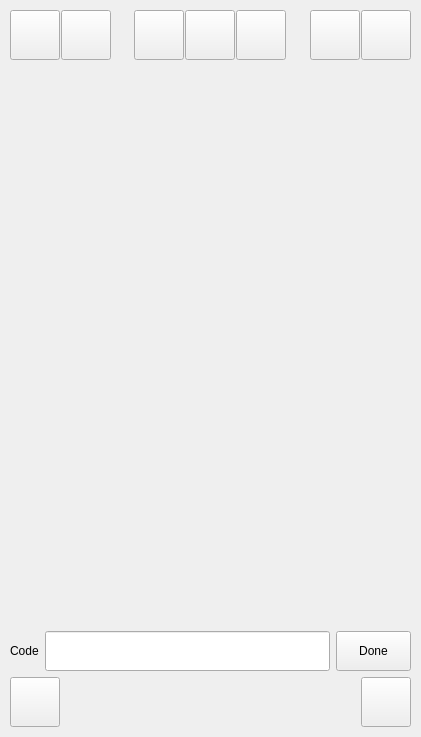
Before: the Qt Designer form digital_sketch_mapping_tool_dockwidget_base.ui in Esk-Spatial/QGIS_forest_health_sketch_tool, drawn with Qt 5.
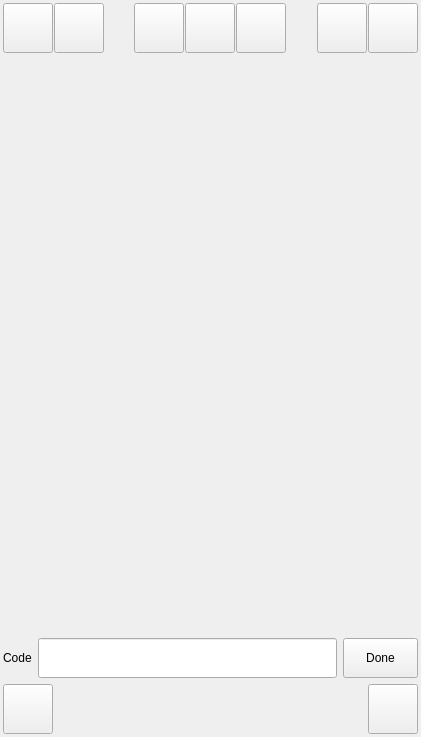
After: the same form once the commit is applied. Icons and pictures are not drawn.

Commit message: updated layouts, called function for feature identify

Patch:
```diff
--- a/digital_sketch_mapping_tool_dockwidget_base.ui
+++ b/digital_sketch_mapping_tool_dockwidget_base.ui
@@ -15,6 +15,21 @@
   </property>
   <widget class="QWidget" name="dockWidgetContents">
    <layout class="QHBoxLayout" name="horizontalLayout_5">
+    <property name="spacing">
+     <number>2</number>
+    </property>
+    <property name="leftMargin">
+     <number>2</number>
+    </property>
+    <property name="topMargin">
+     <number>2</number>
+    </property>
+    <property name="rightMargin">
+     <number>2</number>
+    </property>
+    <property name="bottomMargin">
+     <number>2</number>
+    </property>
     <item>
      <widget class="QFrame" name="frame_4">
       <property name="frameShape">
@@ -347,8 +362,8 @@
            <rect>
             <x>0</x>
             <y>0</y>
-            <width>397</width>
-            <height>536</height>
+            <width>417</width>
+            <height>559</height>
            </rect>
           </property>
           <property name="minimumSize">
```
The commit also changes 4 other files.
